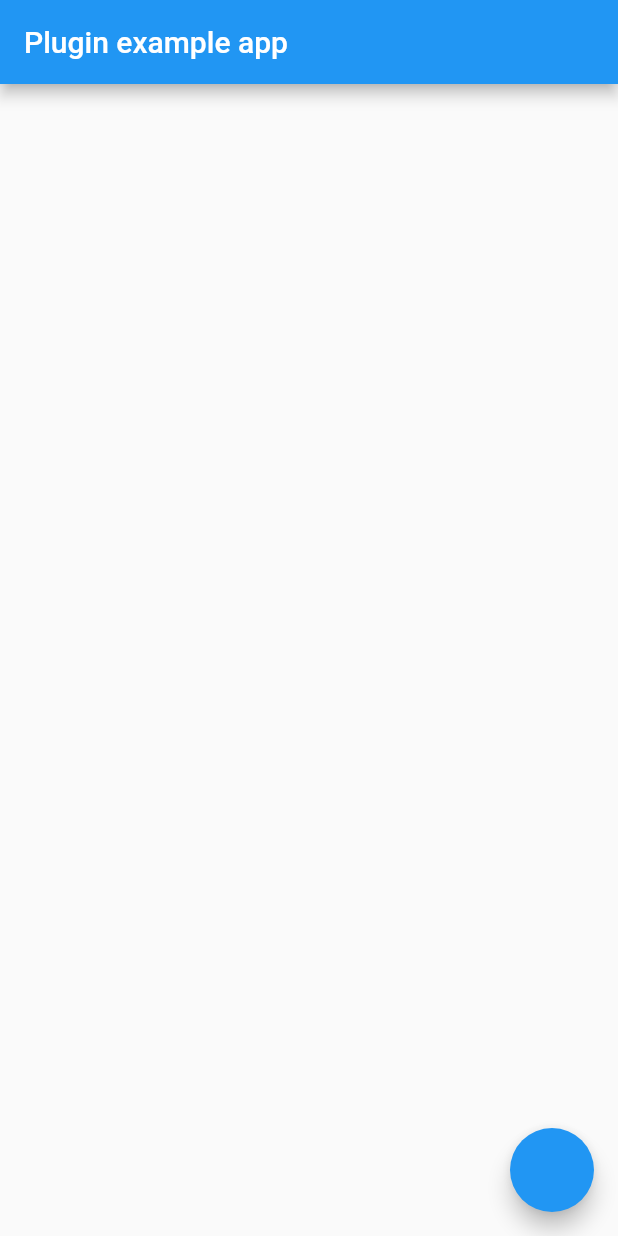
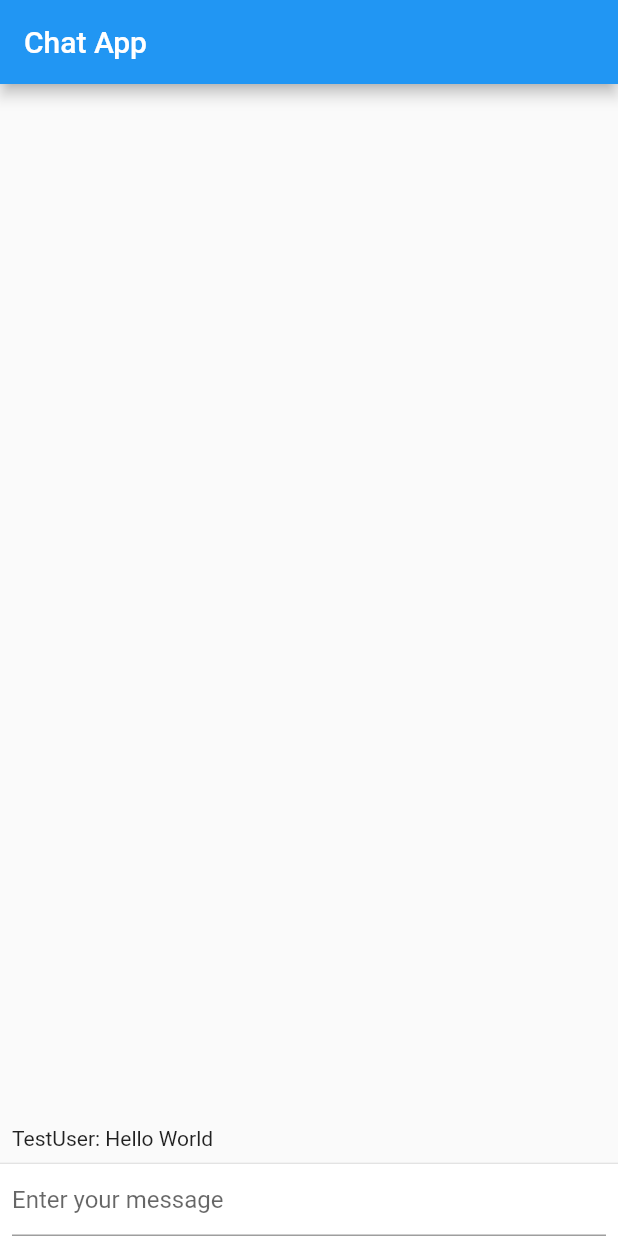
Before and after one commit to CP317S18/bluetooth_client_plugin, a Flutter app: the screen it shows after launch, on a phone screen of 412 x 824 dp. Run offline on Flutter 3.47's test engine with Material 2 defaults, Android fonts, the phone set to English and light mode, and no system bars; statements that could not run were skipped.

Commit message:
Fixed some stuff

```diff
--- a/example/lib/main.dart
+++ b/example/lib/main.dart
@@ -1,7 +1,5 @@
 import 'package:flutter/material.dart';
 import 'dart:async';
-
-import 'package:flutter/services.dart';
 import 'package:bluetooth_client/bluetooth_client.dart';
 
 void main() => runApp(new MyApp());
@@ -12,9 +10,9 @@ class MyApp extends StatefulWidget {
 }
 
 class _MyAppState extends State<MyApp> {
-  String _platformVersion = 'Unknown';
-  List<String> messages = [];
-
+  List<Message> messages = [new Message("TestUser", "Hello World")];
+  TextEditingController messageInputController;
+  FocusNode messageInputFocusNode;
   @override
   void initState() {
     super.initState();
@@ -23,15 +21,8 @@ class _MyAppState extends State<MyApp> {
 
   // Platform messages are asynchronous, so we initialize in an async method.
   Future<void> initPlatformState() async {
-    String platformVersion;
-    await BluetoothClient.initialize();
+    await BluetoothClient.initialize("7724652a-7e71-4a32-81ca-6be0a9e82d3b");
     await BluetoothClient.start();
-    // Platform messages may fail, so we use a try/catch PlatformException.
-    try {
-      platformVersion = await BluetoothClient.platformVersion;
-    } on PlatformException {
-      platformVersion = 'Failed to get platform version.';
-    }
 
     // If the widget was removed from the tree while the asynchronous platform
     // message was in flight, we want to discard the reply rather than calling
@@ -39,33 +30,83 @@ class _MyAppState extends State<MyApp> {
     final stream = BluetoothClient.messageReceivedStream;
     if (!mounted) return;
 
-    setState(() {
-      _platformVersion = platformVersion;
-    });
-
     stream.listen((event) {
       print(event);
       setState(() {
-        messages.add(event.content);
+        messages.add(event);
       });
     });
+    messageInputController = new TextEditingController();
+    messageInputFocusNode = new FocusNode();
   }
 
-  _sendMessage(){
-    BluetoothClient.sendBroadcastMessage(new Message("User A", "Hello World"));
+  _sendMessage(Message m) {
+    BluetoothClient.sendBroadcastMessage(m);
+  }
+
+
+  Widget _messageInputWidget(BuildContext context) {
+    return new Container(
+        margin: const EdgeInsets.symmetric(horizontal: 8.0),
+        child: new Row(
+          children: <Widget>[
+            new Flexible(
+              child: new TextField(
+                decoration: new InputDecoration(
+                    hintText: "Enter your message"),
+                controller: messageInputController,
+                onSubmitted: (text){
+                  FocusScope.of(context).requestFocus(messageInputFocusNode);
+                  if(text.length > 0){
+                    messageInputController.clear();
+                    Message chatMessage = new Message("username",text);
+                    _sendMessage(chatMessage);
+                    setState(() {
+                      //used to rebuild our widget
+                      messages.insert(0, chatMessage);
+                    });
+                  }
+
+                },
+                focusNode: messageInputFocusNode,
+              ),
+            )
+          ],
+        ),
+    );
   }
 
   @override
   Widget build(BuildContext context) {
     return new MaterialApp(
+      title: "Flutter Chat App",
       home: new Scaffold(
-        appBar: new AppBar(
-          title: const Text('Plugin example app'),
-        ),
-        body: new Center(
-          child: new Text(messages.join('\n')),
-        ),
-        floatingActionButton: new FloatingActionButton(onPressed: _sendMessage),
+          appBar: new AppBar(
+            title: new Text("Chat App"),
+          ),
+          body: new Column(
+            children: <Widget>[
+              new Flexible(
+                child: new ListView.builder(
+                  padding: new EdgeInsets.all(8.0),
+                  reverse: true,
+                  itemBuilder:(_,int index) =>
+                  new Container(
+                    child: new Text(messages[index].authorUsername+': '+messages[index].content),
+                  )
+                  ,
+                  itemCount: messages.length,
+                ),
+              ),
+              new Divider(height: 1.0,),
+              new Container(
+                decoration: new BoxDecoration(
+                  color: Theme.of(context).cardColor,
+                ),
+                child: _messageInputWidget(context),
+              )
+            ],
+          )
       ),
     );
   }
--- a/lib/bluetooth_client.dart
+++ b/lib/bluetooth_client.dart
@@ -10,13 +10,10 @@ class BluetoothClient {
   static const EventChannel _messageSentChannel =
   const EventChannel('bluetooth_client_message_sent');
 
-  static Future<String> get platformVersion async {
-    final String version = await _channel.invokeMethod('getPlatformVersion');
-    return version;
-  }
-
-  static Future<bool> initialize() async{
-    final bool res = await _channel.invokeMethod("initialize");
+  static Future<bool> initialize(String apiKey) async{
+    final bool res = await _channel.invokeMethod("initialize",{
+      'apiKey':apiKey
+    });
     return res;
   }
 
```
Also changed, not shown: 1 other file.
